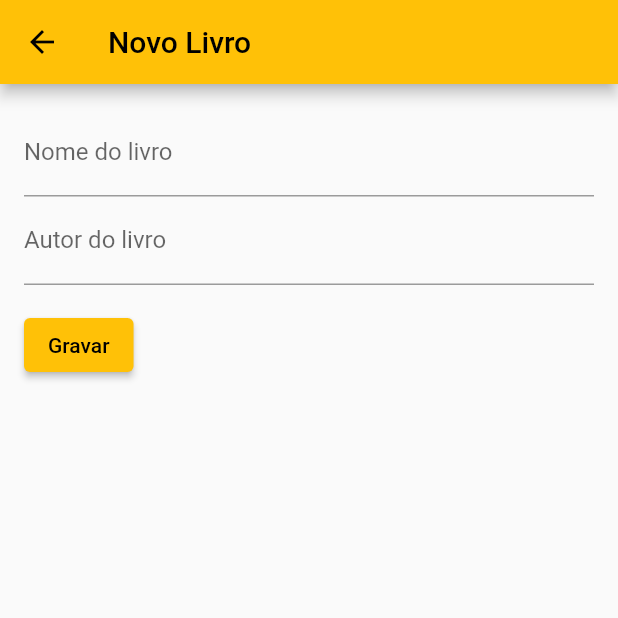
After one commit to LeoSSFiap/all_persistences_types, a Flutter app: the ListFloorWidget screen opened by its route, after a tap on the "add" icon, on a phone screen of 412 x 824 dp, the top half of it. The commit adds this screen. Run offline on Flutter 3.47's test engine with Material 2 defaults, Android fonts, the phone set to English and light mode, and no system bars; our stand-ins replace flutter_svg, sqflite; missing offline and left inert: dart:ffi; accounts and stored records are empty; project files that could hold a hidden picture were left out.

Commit message:
estrutura do floor

```diff
--- /dev/null
+++ b/lib/floor/add.dart
@@ -0,0 +1,64 @@
+import 'package:all_persistences_types/floor/models/Book.dart';
+import 'package:flutter/material.dart';
+
+class AddBook extends StatelessWidget {
+  AddBook({Key? key}) : super(key: key);
+
+  final Text title = const Text("Novo Livro");
+
+  final _formKey = GlobalKey<FormState>();
+  final TextEditingController _nameController = TextEditingController();
+  final TextEditingController _authorController = TextEditingController();
+
+  @override
+  Widget build(BuildContext context) {
+    return Scaffold(
+      appBar: AppBar(title: title),
+      body: Padding(
+          padding: const EdgeInsets.all(16),
+          child: Form(
+              key: _formKey,
+              child: Column(
+                  crossAxisAlignment: CrossAxisAlignment.start,
+                  children: [
+                    TextFormField(
+                      decoration: const InputDecoration(
+                          hintText: "Nome do livro",
+                          labelText: "Nome do livro"),
+                      controller: _nameController,
+                      validator: (value) {
+                        if (value == null || value.isEmpty) {
+                          return "Insira o nome do livro";
+                        }
+                        return null;
+                      },
+                    ),
+                    TextFormField(
+                      decoration: const InputDecoration(
+                          hintText: "Autor do livro",
+                          labelText: "Autor do livro"),
+                      controller: _authorController,
+                      validator: (value) {
+                        if (value == null || value.isEmpty) {
+                          return "Insira o autor do livro";
+                        }
+                        return null;
+                      },
+                    ),
+                    Padding(
+                      padding: const EdgeInsets.only(top: 16),
+                      child: ElevatedButton(
+                          onPressed: () {
+                            if (_formKey.currentState!.validate()) {
+                              Book book = Book(
+                                  name: _nameController.text,
+                                  author: _authorController.text);
+                              Navigator.pop(context, book);
+                            }
+                          },
+                          child: const Text("Gravar")),
+                    )
+                  ]))),
+    );
+  }
+}
--- /dev/null
+++ b/lib/floor/list.dart
@@ -0,0 +1,79 @@
+import 'package:all_persistences_types/floor/add.dart';
+import 'package:all_persistences_types/floor/models/Book.dart';
+import 'package:flutter/material.dart';
+
+class ListFloorWidget extends StatefulWidget {
+  const ListFloorWidget({Key? key}) : super(key: key);
+
+  final title = const Text("Floor - Lista de Livros");
+
+  @override
+  _ListFloorWidgetState createState() => _ListFloorWidgetState();
+}
+
+class _ListFloorWidgetState extends State<ListFloorWidget> {
+  List<Book> books = [];
+
+  @override
+  void initState() {
+    super.initState();
+
+    getAll();
+  }
+
+  getAll() async {
+
+  }
+
+  insert() async {
+
+  }
+
+  delete(int index) async {
+
+  }
+
+  @override
+  Widget build(BuildContext context) {
+    return Scaffold(
+      appBar: AppBar(
+        title: widget.title,
+        actions: [
+          IconButton(
+              onPressed: () {
+                Navigator.push(context,
+                        MaterialPageRoute(builder: (context) => AddBook()))
+                    .then((book) {
+                  setState(() {
+                    //insert();
+                  });
+                });
+              },
+              icon: Icon(Icons.add))
+        ],
+      ),
+      body: ListView.separated(
+          itemBuilder: (context, index) => buildListItem(index),
+          separatorBuilder: (context, index) => const Divider(height: 1),
+          itemCount: books.length),
+    );
+  }
+
+  Widget buildListItem(int index) {
+    Book p = books[index];
+    return Padding(
+        padding: const EdgeInsets.symmetric(horizontal: 16, vertical: 8),
+        child: Container(
+          decoration: BoxDecoration(
+              border: Border.all(color: Colors.grey),
+              borderRadius: BorderRadius.circular(5)),
+          child: ListTile(
+              leading: Text(p.id != null ? p.id.toString() : "-1"),
+              title: Text(p.name),
+              subtitle: Text(p.author),
+              onLongPress: () {
+                delete(index);
+              }),
+        ));
+  }
+}
--- /dev/null
+++ b/lib/floor/models/Book.dart
@@ -0,0 +1,8 @@
+class Book {
+
+  int? id;
+  String name;
+  String author;
+
+  Book({required this.name, required this.author});
+}
--- a/lib/main.dart
+++ b/lib/main.dart
@@ -1,3 +1,4 @@
+import 'package:all_persistences_types/floor/list.dart';
 import 'package:all_persistences_types/screens/home.dart';
 import 'package:all_persistences_types/sqlite/list.dart';
 import 'package:flutter/material.dart';
@@ -20,8 +21,8 @@ class MyApp extends StatelessWidget {
       initialRoute: "/",
       routes: {
         "/": (context) => const HomeWidget(),
-        "/sqlite": (context) => ListSQLiteWidget(),
-
+        "/sqlite": (context) => const ListSQLiteWidget(),
+        "/floor": (context) => const ListFloorWidget(),
       },
     );
   }
--- a/lib/sqlite/models/person.dart
+++ b/lib/sqlite/models/person.dart
@@ -1,4 +1,4 @@
-class Person{
+class Person {
   int? id;
   final String firstName;
   final String lastName;
@@ -10,8 +10,8 @@ class Person{
       required this.lastName,
       required this.address});
 
-    Map<String,dynamic> toMap(){
-      return{
+  Map<String, dynamic> toMap() {
+    return {
       "id": id,
       "firstName": firstName,
       "lastName": lastName,
--- a/pubspec.yaml
+++ b/pubspec.yaml
@@ -34,6 +34,9 @@ dependencies:
   # The following adds the Cupertino Icons font to your application.
   # Use with the CupertinoIcons class for iOS style icons.
   cupertino_icons: ^1.0.2
+  path:
+  flutter_svg: ^0.20.0-nullsafety.3
+  sqflite: ^2.0.0-nullsafety.2
 
 dev_dependencies:
   flutter_test:
@@ -45,9 +48,6 @@ dev_dependencies:
   # package. See that file for information about deactivating specific lint
   # rules and activating additional ones.
   flutter_lints: ^2.0.0
-  path:
-  flutter_svg: ^0.20.0-nullsafety.3
-  sqflite: ^2.0.0-nullsafety.2
 
 # For information on the generic Dart part of this file, see the
 # following page: https://dart.dev/tools/pub/pubspec
```
Also changed, not shown: lib/screens/home.dart (+12 -4 lines), lib/sqlite/add.dart (+4 -4 lines), lib/sqlite/daos/PersonDao.dart (+11 -8 lines), lib/sqlite/list.dart (+20 -16 lines), lib/utils/customWidgets.dart (+4 -5 lines), pubspec.lock. Lines whose indentation alone changed are shown as unchanged.
